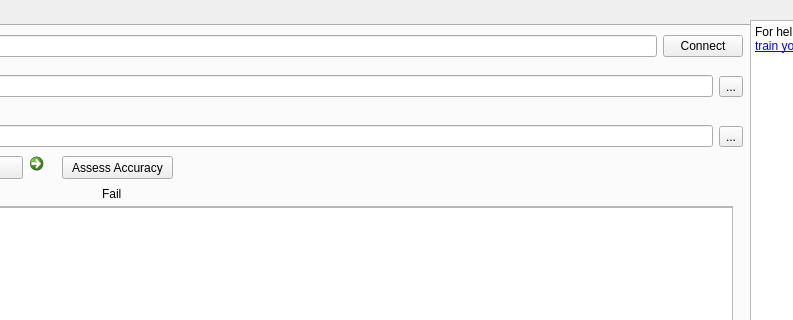
PadishahIII/RFGuess, file ui/test.ui: the form before one commit; both pictures show x 520 to 1313 and y 0 to 320 of the 1428 by 534 pixel window.
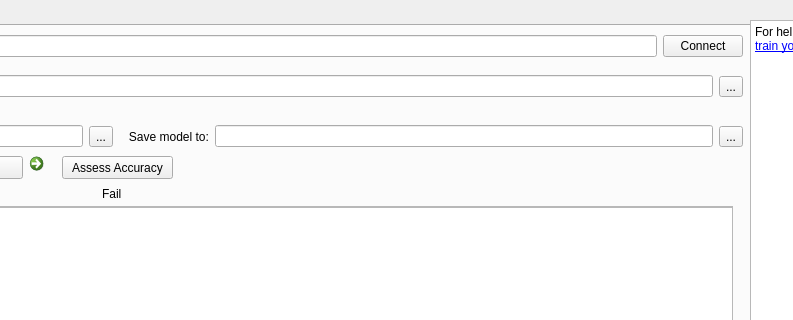
The form after the commit.

Patch:
```diff
--- a/ui/test.ui
+++ b/ui/test.ui
@@ -638,6 +638,23 @@
          </property>
         </widget>
        </item>
+       <item>
+        <widget class="QLabel" name="label_14">
+         <property name="text">
+          <string>   Save model to:</string>
+         </property>
+        </widget>
+       </item>
+       <item>
+        <widget class="QLineEdit" name="clfSaveEdit"/>
+       </item>
+       <item>
+        <widget class="QToolButton" name="clfSaveBtn">
+         <property name="text">
+          <string>...</string>
+         </property>
+        </widget>
+       </item>
       </layout>
      </widget>
      <widget class="QPushButton" name="initDatabaseBtn">
```
